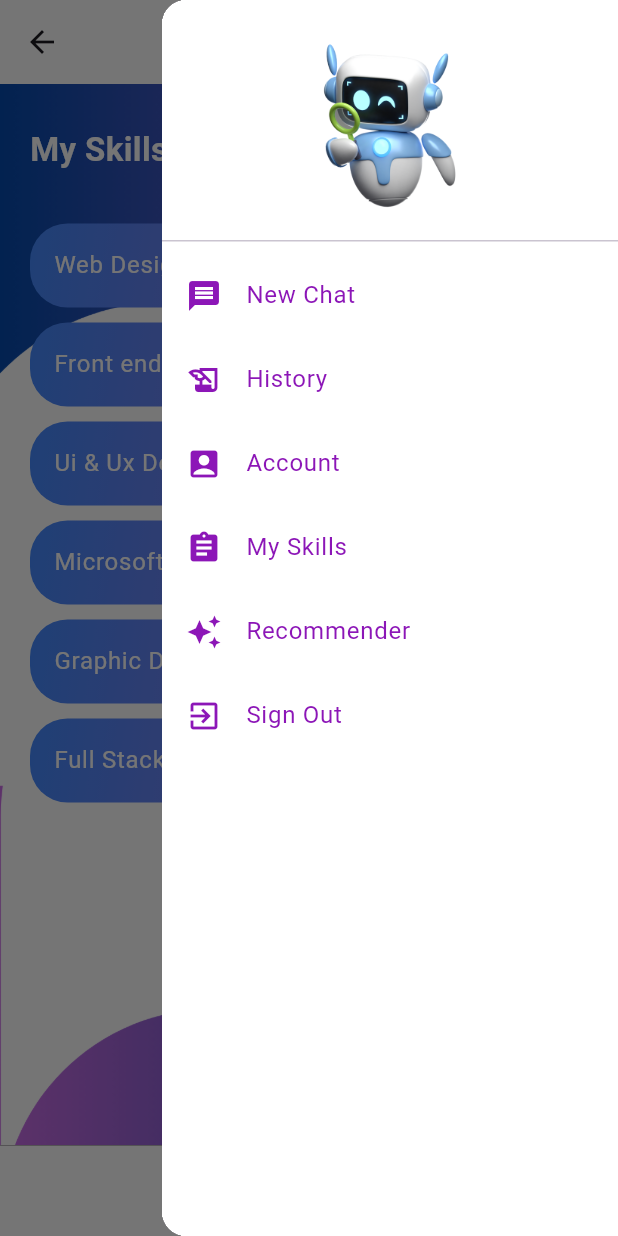
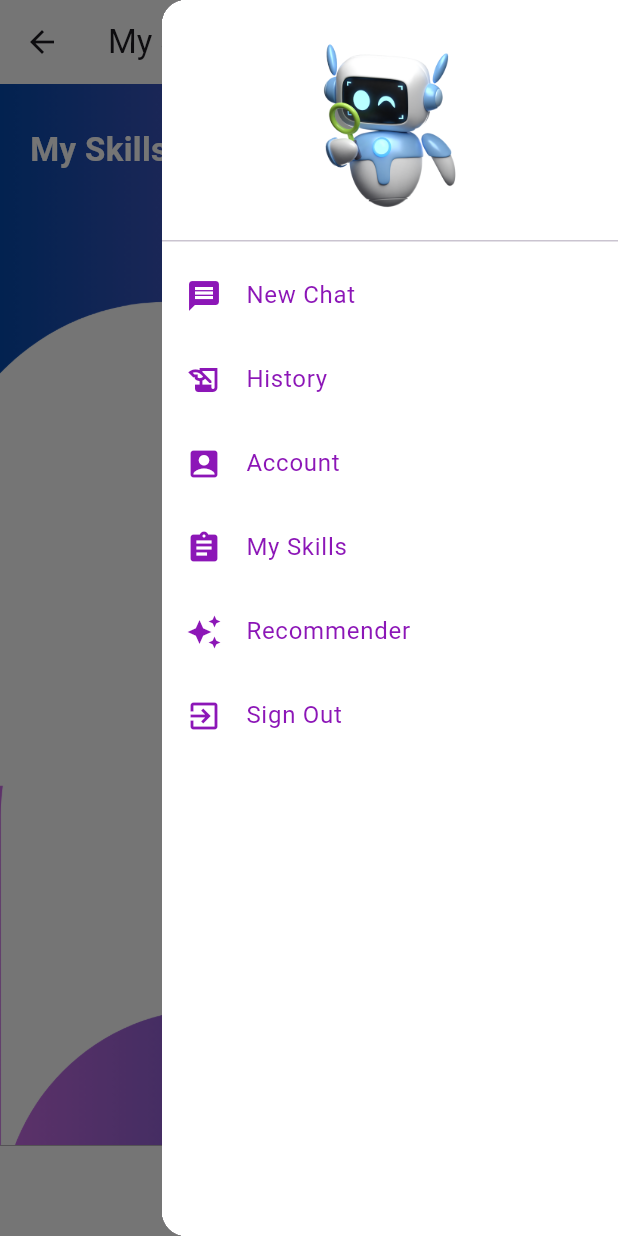
Before and after one commit to MayarMohamed7/Career-Compass, a Flutter app: the MySkillsPage screen opened directly, in the side drawer, after a tap on the "add" icon, on a phone screen of 412 x 824 dp. Run offline on Flutter 3.47's test engine with Material 3 defaults, Android fonts, the phone set to English and light mode, and no system bars; our stand-ins replace cloud_firestore, firebase_auth, firebase_core, firebase_storage, image_picker, permission_handler; accounts and stored records are empty.

Commit message:
skills added

```diff
--- a/lib/DB_Tier/firebase/firebase_firestore.dart
+++ b/lib/DB_Tier/firebase/firebase_firestore.dart
@@ -3,21 +3,33 @@
  // including user and admin management.
 import 'package:firebase_auth/firebase_auth.dart';
 import 'package:cloud_firestore/cloud_firestore.dart';
+import 'package:graduationinterface/applicationTier/models/skill.dart';
 
  class FirestoreMethods {
   // Save the skills to Firestore
+
   Future<void> saveSkillToFirestore(List<String> skills) async {
     try {
       // Get the current user's ID
       String? userId = FirebaseAuth.instance.currentUser?.uid;
 
       if (userId != null) {
-        // Save each skill with the user's ID
-        for (String skill in skills) {
-          await FirebaseFirestore.instance.collection('user_skills').add({
-            'skill': skill,
-            'userId': userId,
-          });
+        // Reference to the document for the user
+        DocumentReference userDocRef =
+            FirebaseFirestore.instance.collection('users').doc(userId);
+
+        // Get existing user data or create new document
+        DocumentSnapshot userSnapshot = await userDocRef.get();
+
+        if (userSnapshot.exists) {
+          // If the user document already exists, update the skills field
+          List<String>? existingSkills = (userSnapshot.data() as Map<String, dynamic>)['skills']?.cast<String>();
+          List<String> updatedSkills = [...existingSkills ?? [], ...skills];
+
+          await userDocRef.update({'skills': updatedSkills});
+        } else {
+          // If the user document doesn't exist, create a new one with the skills field
+          await userDocRef.set({'skills': skills});
         }
       }
     } catch (error) {
@@ -25,4 +37,24 @@ import 'package:cloud_firestore/cloud_firestore.dart';
       // Handle error
     }
   }
+Future<List<Skill>> fetchSkillsFromFirestore() async {
+  List<Skill> skills = [];
+
+  try {
+    String? userId = FirebaseAuth.instance.currentUser?.uid;
+    if (userId != null) {
+      DocumentSnapshot userSnapshot =
+          await FirebaseFirestore.instance.collection('users').doc(userId).get();
+      if (userSnapshot.exists) {
+    List<dynamic> skillsData = (userSnapshot.data() as Map<String, dynamic>)['skills'] ?? [];
+
+        skills = skillsData.map((skillName) => Skill(name: skillName)).toList();
+      }
+    }
+  } catch (error) {
+    print('Error fetching skills: $error');
+  }
+
+  return skills;
 }
+}
--- a/lib/presentationTier/Pages/MySkills.dart
+++ b/lib/presentationTier/Pages/MySkills.dart
@@ -1,8 +1,9 @@
 import 'package:flutter/material.dart';
+import 'package:graduationinterface/applicationTier/models/skill.dart';
+import 'package:graduationinterface/DB_Tier/firebase/firebase_firestore.dart';
 import 'package:graduationinterface/presentationTier/pages/Skills_page.dart';
-import 'package:graduationinterface/presentationTier/Widgets/drawer.dart';
-import 'package:graduationinterface/presentationTier/Widgets/footer.dart';
-
+import 'package:graduationinterface/presentationTier/widgets/drawer.dart';
+import 'package:graduationinterface/presentationTier/widgets/footer.dart';
 
 class MySkillsPage extends StatefulWidget {
   @override
@@ -10,35 +11,33 @@ class MySkillsPage extends StatefulWidget {
 }
 
 class _MySkillsPageState extends State<MySkillsPage> {
-  List<String> skills = [
-    'Web Design',
-    'Front end',
-    'Ui & Ux Design',
-    'Microsoft Office Applications',
-    'Graphic Design',
-    'Full Stack'
-  ];
+  List<Skill> skills = [];
+  FirestoreMethods _firestoreMethods = FirestoreMethods();
+  @override
+  void initState() {
+    super.initState();
+    fetchAndSetSkills();
+  }
+
+  Future<void> fetchAndSetSkills() async {
+    List<Skill> fetchedSkills = await _firestoreMethods.fetchSkillsFromFirestore();
+    setState(() {
+      skills = fetchedSkills;
+    });
+  }
 
   @override
   Widget build(BuildContext context) {
     return Scaffold(
       appBar: AppBar(
         backgroundColor: Color.fromARGB(255, 255, 255, 255),
-        title: Row(
-          mainAxisAlignment: MainAxisAlignment.center,
-          children: [
-            Image.asset(
-              'images/assets/NiceJob.png',
-              height: 140,
-            ),
-          ],
-        ),
         leading: IconButton(
           icon: Icon(Icons.arrow_back),
           onPressed: () {
             Navigator.of(context).pop();
           },
         ),
+        title: Text('My Skills'),
       ),
       endDrawer: AppDrawer(),
       body: Stack(
@@ -63,7 +62,11 @@ class _MySkillsPageState extends State<MySkillsPage> {
                     children: [
                       Text(
                         'My Skills',
-                        style: TextStyle(color: Colors.white,fontSize: 22, fontWeight: FontWeight.bold),
+                        style: TextStyle(
+                          color: Colors.white,
+                          fontSize: 22,
+                          fontWeight: FontWeight.bold,
+                        ),
                       ),
                       ElevatedButton(
                         onPressed: () {
@@ -73,7 +76,7 @@ class _MySkillsPageState extends State<MySkillsPage> {
                           );
                         },
                         style: ElevatedButton.styleFrom(
-                        backgroundColor: Color.fromARGB(255, 119, 136, 235),
+                          backgroundColor: Color.fromARGB(255, 119, 136, 235),
                           shape: RoundedRectangleBorder(
                             borderRadius: BorderRadius.circular(25),
                           ),
@@ -102,17 +105,17 @@ class _MySkillsPageState extends State<MySkillsPage> {
                         ),
                         child: ListTile(
                           title: Text(
-                            skills[index],
+                            skills[index].name,
                             style: TextStyle(color: Colors.white),
                           ),
                           trailing: IconButton(
                             icon: Icon(Icons.close, color: Colors.white),
                             onPressed: () {
                               setState(() {
-                                String removedSkill = skills.removeAt(index);
+                                Skill removedSkill = skills.removeAt(index);
                                 ScaffoldMessenger.of(context).showSnackBar(
                                   SnackBar(
-                                    content: Text('Removed Skill: $removedSkill'),
+                                    content: Text('Removed Skill: ${removedSkill.name}'),
                                     action: SnackBarAction(
                                       label: 'Undo',
                                       onPressed: () {
@@ -136,7 +139,7 @@ class _MySkillsPageState extends State<MySkillsPage> {
           ),
         ],
       ),
-            bottomNavigationBar: Footer(),
+      bottomNavigationBar: Footer(),
     );
   }
 }
```
